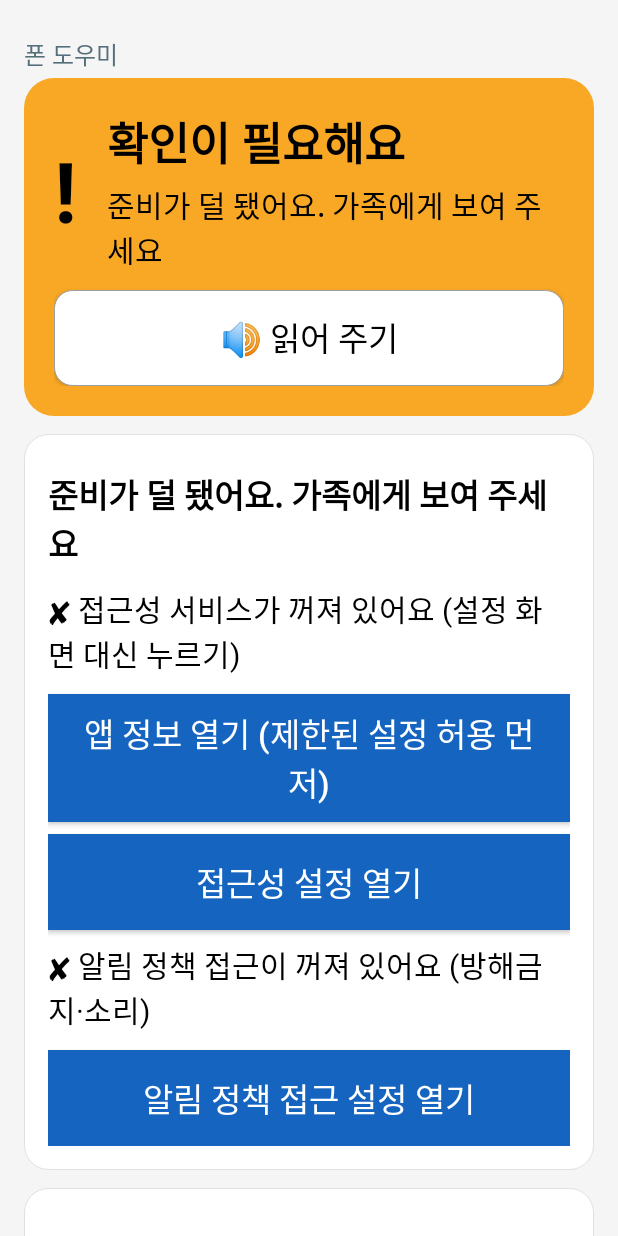
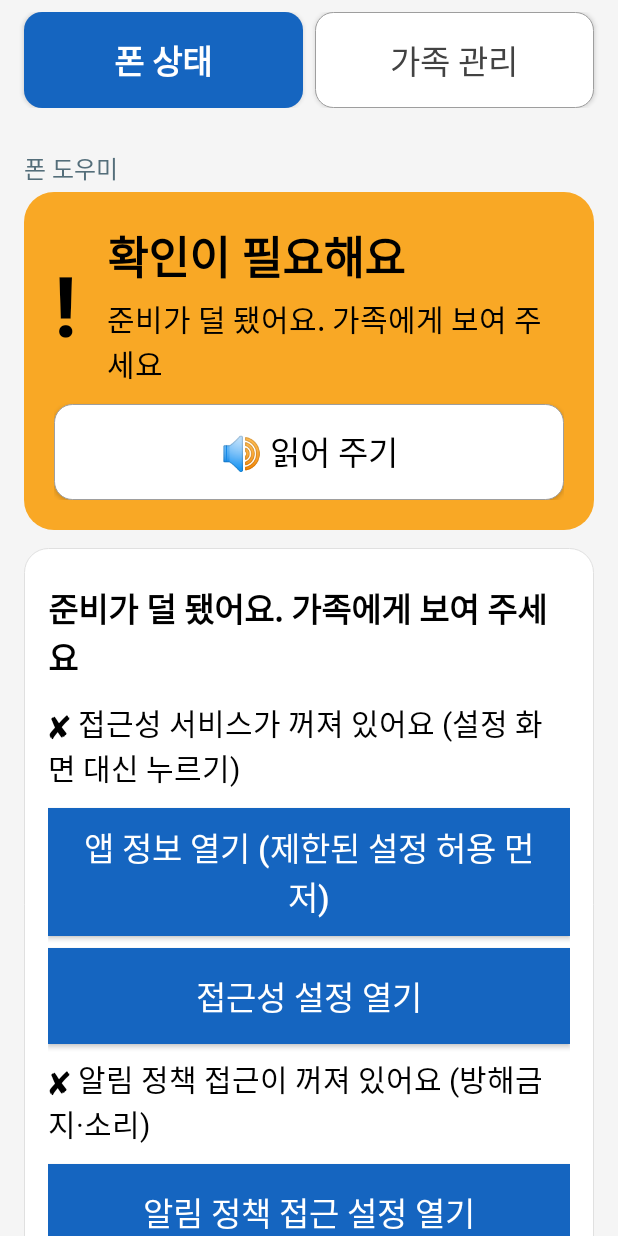
Before and after one commit to hyundo32-copilot/parents-phone-agent, an Android app: the screen it shows after launch (MainActivity), on a phone screen of 412 x 824 dp. Run offline under Robolectric (Android 15) with nearby library versions, the phone set to English and light mode, and no system bars.

Commit message:
feat: '폰 상태'/'가족 관리' 탭 분리 + 타이틀바 겹침 수정 + Liner 키 입력
- 탭 분리: 폰 상태(부모님용: 상태·점검·결과) / 가족 관리(기준 다시 찍기·Liner 키·설정)
- 상태 표시줄만큼 상단 여백 추가해 탭 버튼이 타이틀바 가리는 문제 수정
- 가족 관리 탭에 Liner API 키 입력창 + 동작 확인 버튼 추가 (키는 기기에만 저장, 빌드 주입 키보다 우선)
- 점검 후 배너 잔상 수정 (돌아올 때 배너 다시 그림)
- 테스트 307개 통과

```diff
--- a/app/src/main/kotlin/com/hyundo/parentsagent/android/AgentRuntime.kt
+++ b/app/src/main/kotlin/com/hyundo/parentsagent/android/AgentRuntime.kt
@@ -32,10 +32,13 @@ object AgentRuntime {
         store = Store(app)
         reader = SettingsReader(app)
         announcer = Announcer(app)
-        liner = LinerClient(AppConfig.linerApiKey)
+        // 앱 안에서 입력한 키가 있으면 빌드 때 주입된 키보다 우선한다.
+        liner = LinerClient(store.linerApiKey.ifBlank { AppConfig.linerApiKey })
         val telegram = TelegramClient(AppConfig.telegramBotToken, AppConfig.telegramChatId)
+        // liner를 항상 넘긴다: 키가 없을 때는 요약이 안 돼 원문을 보내고,
+        // 앱 안에서 키를 나중에 입력하면 같은 클라이언트가 바로 요약을 시작한다.
         sender = EscalationSender(
-            liner.takeIf { it.configured }, telegram, store.outbox(),
+            liner, telegram, store.outbox(),
             onPermanentError = { store.appendLog(it) },
             persistOutbox = { store.saveOutbox(it) },
         )
@@ -53,6 +56,14 @@ object AgentRuntime {
             returner = AccessibilityAppReturner,
         )
         initialized = true
+    }
+
+    /** 앱 안에서 입력한 Liner 키를 저장하고, 이미 만들어진 클라이언트에 바로 반영한다. */
+    @Synchronized
+    fun setLinerKey(key: String) {
+        if (!::store.isInitialized) return
+        store.linerApiKey = key
+        if (::liner.isInitialized) liner.updateKey(key)
     }
 
     /**
--- a/app/src/main/kotlin/com/hyundo/parentsagent/android/MainActivity.kt
+++ b/app/src/main/kotlin/com/hyundo/parentsagent/android/MainActivity.kt
@@ -7,9 +7,11 @@ import android.content.Context
 import android.content.Intent
 import android.graphics.Color
 import android.net.Uri
+import android.os.Build
 import android.os.Bundle
 import android.provider.Settings
 import android.view.View
+import android.view.WindowInsets
 import android.view.accessibility.AccessibilityManager
 import android.widget.EditText
 import android.widget.LinearLayout
@@ -19,6 +21,7 @@ import android.widget.TextView
 import com.hyundo.parentsagent.BuildConfig
 import com.hyundo.parentsagent.core.CheckSummary
 import com.hyundo.parentsagent.core.LogPresentation
+import com.hyundo.parentsagent.core.MainTab
 import com.hyundo.parentsagent.core.ResultNote
 import com.hyundo.parentsagent.core.ResultNotes
 import com.hyundo.parentsagent.core.SpeechText
@@ -37,12 +40,13 @@ import java.util.Locale
 class MainActivity : android.app.Activity() {
     private lateinit var content: LinearLayout
     private lateinit var scroll: ScrollView
-    // 펼침 상태는 render()가 뷰를 다시 만들어도 유지한다. 저장은 안 해서 앱을 다시 켜면 닫힌 채 시작한다 (데모 모드면 펼친 채).
-    private var adminOpen = false
-    private var manageOpen = false
+    // 전체 기록 펼침 상태는 render()가 뷰를 다시 만들어도 유지한다. 저장은 안 해서 앱을 다시 켜면 닫힌 채 시작한다.
     private var logOpen = false
     private lateinit var banner: LinearLayout
     private lateinit var bannerText: TextView
+    /** 배너 바로 아래 탭 줄. 선택이 바뀌면 [renderTabBar]가 칸을 다시 만든다. 고른 탭은 Store에 저장된다. */
+    private lateinit var tabBar: LinearLayout
+    private var tab = MainTab.DEFAULT
     private val statusListener: () -> Unit = { renderBanner() }
     // Announcer는 프로세스 공유라 화면이 shutdown 하지 않는다. 화면이 시작한 발화(읽어 주기·끝 음성)만 onPause에서 멈춘다.
     private var resumed = false
@@ -51,6 +55,10 @@ class MainActivity : android.app.Activity() {
     private var checking = false
     /** 가족 영역 버튼 바로 아래 피드백 (기준 저장·다시 보내기). 맨 위 결과 카드로는 쓰지 않는다. */
     private var familyNote: ResultNote? = null
+
+    /** 관리용 Liner 키 입력·동작 확인 피드백. render()가 뷰를 다시 만들어도 유지한다. */
+    private var linerKeyNote: String? = null
+    private var linerKeyChecking = false
 
     private var stepPermissionAsked = false
 
@@ -62,6 +70,11 @@ class MainActivity : android.app.Activity() {
         val root = LinearLayout(this).apply {
             orientation = LinearLayout.VERTICAL
             setBackgroundColor(Color.parseColor(Ui.SCREEN_BG))
+            // targetSdk 36은 엣지-투-엣지가 강제라 맨 위 뷰가 상태 표시줄 밑까지 그려진다. 위쪽(상태 표시줄) 인셋만 루트 위쪽 여백으로 준다.
+            setOnApplyWindowInsetsListener { v, insets ->
+                v.setPadding(v.paddingLeft, statusBarInset(insets), v.paddingRight, v.paddingBottom)
+                insets
+            }
         }
         banner = LinearLayout(this).apply {
             orientation = LinearLayout.VERTICAL
@@ -73,22 +86,35 @@ class MainActivity : android.app.Activity() {
         banner.addView(bannerText)
         banner.addView(Ui.button(this, "중단", Ui.BAD) { StopController.request() }.apply { minimumHeight = Ui.dp(this@MainActivity, 96) })
         root.addView(banner)
+        tabBar = LinearLayout(this).apply {
+            orientation = LinearLayout.HORIZONTAL
+            setPadding(Ui.dp(this@MainActivity, 12), Ui.dp(this@MainActivity, 8), Ui.dp(this@MainActivity, 12), Ui.dp(this@MainActivity, 4))
+        }
+        root.addView(tabBar)
         content = LinearLayout(this).apply {
             orientation = LinearLayout.VERTICAL
             setPadding(Ui.dp(this@MainActivity, 16), Ui.dp(this@MainActivity, 16), Ui.dp(this@MainActivity, 16), Ui.dp(this@MainActivity, 32))
         }
         scroll = ScrollView(this).apply { addView(content) }
         root.addView(scroll)
-        adminOpen = store.demoMode
-        manageOpen = store.demoMode
+        tab = store.mainTab
+        renderTabBar()
         setContentView(root)
     }
+
+    @Suppress("DEPRECATION")
+    private fun statusBarInset(insets: WindowInsets): Int =
+        if (Build.VERSION.SDK_INT >= Build.VERSION_CODES.R) insets.getInsets(WindowInsets.Type.statusBars()).top
+        else insets.systemWindowInsetTop
 
     override fun onResume() {
         super.onResume()
         resumed = true
         StatusBus.addListener(statusListener)
         render()
+        // 화면이 멈춰 있는 동안 점검이 끝나 idle()이 불려도 리스너가 없어 배너가 낡은 채 남는다. 돌아오면 배너를 다시 그린다.
+        // render() 안에 넣지 말 것: renderBanner()가 배너가 없을 때 render()를 부르므로 무한 반복이 된다.
+        renderBanner()
         if (!store.consented) askConsent() else requestStepPermissionOnce()
     }
 
@@ -105,6 +131,23 @@ class MainActivity : android.app.Activity() {
         ownSpeechId = null
         StatusBus.removeListener(statusListener)
         super.onPause()
+    }
+
+    private fun renderTabBar() {
+        tabBar.removeAllViews()
+        MainTab.entries.forEach { t ->
+            tabBar.addView(Ui.tabButton(this, t.label, t == tab) { selectTab(t) })
+        }
+    }
+
+    private fun selectTab(t: MainTab) {
+        if (t == tab) return
+        if (tab == MainTab.FAMILY) familyNote = null
+        tab = t
+        store.mainTab = t
+        renderTabBar()
+        scroll.scrollTo(0, 0)
+        render()
     }
 
     private fun renderBanner() {
@@ -138,7 +181,9 @@ class MainActivity : android.app.Activity() {
         val snap = store.snapshot()
         val pausedKeys = store.history().pausedKeys()
 
-        // 부모님 영역(카드별): 상태 → (데모 띠) → 권한 안내 → 큰 버튼 2개 → 할 일 안내 → 최근 고친 일 → 취침 시간
+        when (tab) {
+            MainTab.PHONE_STATUS -> {
+                // 폰 상태 탭(부모님용): 상태(+데모 띠) → 점검 중 안내 → 결과 → 권한 안내 → 큰 버튼 2개 → 할 일 안내 → 최근 고친 일 → 취침 시간
                 renderStatusCard(accOn, policyOn, snap != null, pausedKeys.size)
                 renderCheckingNotice()
                 renderResultCard()
@@ -147,10 +192,13 @@ class MainActivity : android.app.Activity() {
                 renderTodoCards(snap != null, pausedKeys)
                 renderRecent()
                 renderSleepTime(snap)
-        // 가족·관리용 (각각 카드 안의 접힘 영역)
-        content.addView(Ui.divider(this, "아래는 가족이 관리하는 부분이에요"))
+            }
+            MainTab.FAMILY -> {
+                // 가족 관리 탭: 가족 영역(기준·다시 찍기·못 보낸 알림) → 관리용 카드(권한·기록 / 데모 / Liner 키), 모두 바로 보인다
                 renderFamily(snap)
                 renderAdmin(accOn, policyOn)
+            }
+        }
         scroll.post { scroll.scrollTo(0, scrollY) }
     }
 
@@ -234,7 +282,7 @@ class MainActivity : android.app.Activity() {
         if (!hasBaseline) {
             val card = Ui.card(this)
             card.addView(Ui.text(this, "아직 기준이 없어요", 22f, bold = true))
-            card.addView(Ui.text(this, "가족이 폰이 정상일 때 기준을 찍어 줘야 해요. 아래 [가족·관리용]에서 해요."))
+            card.addView(Ui.text(this, "가족이 폰이 정상일 때 기준을 찍어 줘야 해요. [가족 관리] 탭에서 해요."))
             content.addView(card)
         }
         if (pausedKeys.isNotEmpty()) {
@@ -267,7 +315,7 @@ class MainActivity : android.app.Activity() {
         content.addView(card)
     }
 
-    /** 가족 영역: 기준 상태, 기준 다시 찍기, 못 보낸 알림. 길게 눌러야 열린다. */
+    /** 가족 영역: 기준 상태, 기준 다시 찍기, 못 보낸 알림. 탭 자체가 가족용이라 길게 누르기 없이 바로 보인다. */
     private fun renderFamily(snap: Snapshot?) {
         val body = LinearLayout(this).apply { orientation = LinearLayout.VERTICAL }
         val c = this
@@ -294,20 +342,14 @@ class MainActivity : android.app.Activity() {
         familyNote?.let { n ->
             body.addView(Ui.text(c, n.text, 18f, bold = true).apply { accessibilityLiveRegion = View.ACCESSIBILITY_LIVE_REGION_POLITE })
         }
-        content.addView(
-            Ui.card(
-                c,
-                Ui.collapsible(
-                    c, "▸ 가족용 (길게 눌러서 열기)", "▾ 가족용 (눌러서 닫기)", adminOpen,
-                    longPressToOpen = true, onToggle = { adminOpen = it; if (!it) familyNote = null }, body = body,
-                ),
-            ),
-        )
+        content.addView(Ui.card(c, body))
     }
 
+    /** 관리용: 탭 자체가 가족용이라 접힘·길게 누르기 없이 카드로 바로 보인다 (전체 기록만 짧게 눌러 여는 접힘). */
     private fun renderAdmin(accOn: Boolean, policyOn: Boolean) {
         val body = LinearLayout(this).apply { orientation = LinearLayout.VERTICAL }
         val c = this
+        body.addView(Ui.text(c, "관리용", 22f, bold = true))
 
         // 권한 한 줄 (꺼져 있으면 위쪽 안내 카드에 이미 나온다)
         if (accOn && policyOn) body.addView(Ui.text(c, "✔ 접근성 켜짐 · ✔ 알림 정책 켜짐", 18f))
@@ -331,9 +373,12 @@ class MainActivity : android.app.Activity() {
             Ui.collapsible(c, "▸ 전체 기록 (최근 20건)", "▾ 전체 기록 (최근 20건)", logOpen, longPressToOpen = false, onToggle = { logOpen = it }, body = logBody),
         )
 
+        content.addView(Ui.card(c, body))
+
         // 데모 / 개발
-        body.addView(Ui.text(c, "데모 설정", 22f, bold = true))
-        body.addView(
+        val demoBody = LinearLayout(this).apply { orientation = LinearLayout.VERTICAL }
+        demoBody.addView(Ui.text(c, "데모 설정", 22f, bold = true))
+        demoBody.addView(
             Switch(c).apply {
                 textSize = 20f
                 isChecked = store.demoMode
@@ -342,23 +387,65 @@ class MainActivity : android.app.Activity() {
             },
         )
         // 장시간 통화 감지는 2단계. 1단계에서는 임계값을 저장·표시만 한다.
-        body.addView(Ui.text(c, "장시간 통화 기준: ${Thresholds.of(store.demoMode).longCallMinutes}분 (감지는 2단계에서 동작)", 18f))
+        demoBody.addView(Ui.text(c, "장시간 통화 기준: ${Thresholds.of(store.demoMode).longCallMinutes}분 (감지는 2단계에서 동작)", 18f))
         if (BuildConfig.DEBUG) {
-            body.addView(Ui.manageButton(c, "장애 주입 메뉴 (데모·테스트용)") {
+            demoBody.addView(Ui.manageButton(c, "장애 주입 메뉴 (데모·테스트용)") {
                 startActivity(Intent(this, FaultInjectionActivity::class.java))
             })
         }
-        body.addView(Ui.text(c, "Liner 키 ${if (AppConfig.linerApiKey.isBlank()) "없음" else "있음"} · 텔레그램 ${if (AppConfig.telegramBotToken.isBlank() || AppConfig.telegramChatId.isBlank()) "없음" else "있음"}", 14f))
+        content.addView(Ui.card(c, demoBody))
 
-        content.addView(
-            Ui.card(
-                c,
-                Ui.collapsible(
-                    c, "▸ 관리용 (길게 눌러서 열기)", "▾ 관리용 (눌러서 닫기)", manageOpen,
-                    longPressToOpen = true, onToggle = { manageOpen = it }, body = body,
-                ),
-            ),
+        val linerBody = LinearLayout(this).apply { orientation = LinearLayout.VERTICAL }
+        // Liner API 키 (앱 안에서 입력, 기기에만 저장한다. 빌드 때 주입된 키보다 우선한다)
+        val effectiveKey = store.linerApiKey.ifBlank { AppConfig.linerApiKey }
+        linerBody.addView(Ui.text(c, "Liner 키 ${if (effectiveKey.isBlank()) "없음" else "있음"} · 텔레그램 ${if (AppConfig.telegramBotToken.isBlank() || AppConfig.telegramChatId.isBlank()) "없음" else "있음"}", 14f))
+        linerBody.addView(Ui.text(c, "Liner API 키", 22f, bold = true))
+        val keyInput = EditText(c).apply {
+            hint = "Liner API 키를 입력하세요"
+            textSize = 18f
+            inputType = android.text.InputType.TYPE_CLASS_TEXT or android.text.InputType.TYPE_TEXT_VARIATION_PASSWORD
+            setText(store.linerApiKey)
+            layoutParams = LinearLayout.LayoutParams(
+                LinearLayout.LayoutParams.MATCH_PARENT, LinearLayout.LayoutParams.WRAP_CONTENT,
+            ).apply { topMargin = Ui.dp(c, 8) }
+        }
+        linerBody.addView(keyInput)
+        linerBody.addView(Ui.manageButton(c, "저장") {
+            val key = keyInput.text.toString().trim()
+            AgentRuntime.setLinerKey(key)
+            linerKeyChecking = false
+            linerKeyNote = if (key.isBlank()) "Liner 키를 지웠어요" else "Liner 키를 저장했어요. [동작 확인]을 눌러 확인해 주세요"
+            render()
+        })
+        linerBody.addView(Ui.manageButton(c, "동작 확인") {
+            if (linerKeyChecking) return@manageButton
+            val key = keyInput.text.toString().trim()
+            if (key.isBlank()) {
+                linerKeyNote = "키를 먼저 입력해 주세요"
+                render()
+                return@manageButton
+            }
+            // 입력한 키를 저장하고, 그 키로 실제 분류 호출을 해본다
+            AgentRuntime.setLinerKey(key)
+            linerKeyChecking = true
+            linerKeyNote = null
+            render()
+            AgentRuntime.async {
+                val result = runCatching { AgentRuntime.liner.classify("문자가 안 와요") }
+                runOnUiThread {
+                    linerKeyChecking = false
+                    linerKeyNote = result.fold(
+                        onSuccess = { s -> "동작 확인됨: '${s.label}'로 분류됐어요" },
+                        onFailure = { e -> "동작 확인 실패: ${linerTestError(e)}" },
                     )
+                    render()
+                }
+            }
+        })
+        if (linerKeyChecking) linerBody.addView(Ui.text(c, "확인하는 중이에요…", 18f))
+        linerKeyNote?.let { linerBody.addView(Ui.text(c, it, 18f, bold = true)) }
+
+        content.addView(Ui.card(c, linerBody))
     }
 
     /** 멈춘 항목을 다시 켠다. 점검과 같은 실행 줄(executor)에서 해서 진행 중인 점검의 기록 저장과 엇갈리지 않게 한다. */
@@ -468,6 +555,17 @@ class MainActivity : android.app.Activity() {
             .getEnabledAccessibilityServiceList(android.accessibilityservice.AccessibilityServiceInfo.FEEDBACK_ALL_MASK)
             .any { it.resolveInfo.serviceInfo.packageName == packageName }
 
+    /** 동작 확인 실패를 사람이 읽을 말로 바꾼다. 키·URL은 넣지 않는다. */
+    private fun linerTestError(e: Throwable): String = when (e) {
+        is com.hyundo.parentsagent.net.HttpStatusException -> when (e.code) {
+            401 -> "키가 틀렸어요 (HTTP 401). 키를 다시 확인해 주세요"
+            429 -> "호출이 너무 많아요. 잠시 뒤 다시 해 주세요"
+            else -> "Liner가 거부했어요 (HTTP ${e.code})"
+        }
+        is java.io.IOException -> "망에 연결할 수 없어요. 와이파이·데이터를 확인해 주세요"
+        else -> "오류: ${e.message}"
+    }
+
     private fun copyAdminLog() {
         val text = LogPresentation.adminCopyText(store.log(), 20)
         val cm = getSystemService(Context.CLIPBOARD_SERVICE) as ClipboardManager
--- a/app/src/main/kotlin/com/hyundo/parentsagent/android/Store.kt
+++ b/app/src/main/kotlin/com/hyundo/parentsagent/android/Store.kt
@@ -4,6 +4,7 @@ import android.content.Context
 import com.hyundo.parentsagent.core.LastCheckGrade
 import com.hyundo.parentsagent.core.LogEntry
 import com.hyundo.parentsagent.core.LogKind
+import com.hyundo.parentsagent.core.MainTab
 import com.hyundo.parentsagent.core.ResultNote
 import com.hyundo.parentsagent.core.ResultNotes
 import com.hyundo.parentsagent.core.RestoreHistory
@@ -25,6 +26,16 @@ class Store(context: Context) : CheckStore {
     var demoMode: Boolean
         get() = p.getBoolean("demoMode", false)
         set(v) = p.edit().putBoolean("demoMode", v).apply()
+
+    /** 메인 화면에서 마지막으로 고른 탭. 화면이 다시 만들어져도 유지한다. */
+    var mainTab: MainTab
+        get() = MainTab.parse(p.getString("mainTab", null))
+        set(v) = p.edit().putString("mainTab", v.name).apply()
+
+    /** 앱 안에서 직접 입력한 Liner API 키. 빌드 때 주입된 키보다 우선한다. 기기 안에만 저장한다. */
+    var linerApiKey: String
+        get() = p.getString("linerApiKey", "") ?: ""
+        set(v) = p.edit().putString("linerApiKey", v).apply()
 
     override var lastCheckMillis: Long
         get() = p.getLong("lastCheck", 0L)
--- a/app/src/main/kotlin/com/hyundo/parentsagent/android/Ui.kt
+++ b/app/src/main/kotlin/com/hyundo/parentsagent/android/Ui.kt
@@ -109,6 +109,21 @@ object Ui {
         background = rounded(c, "#FFFFFF", radiusDp = 12, strokeColor = GREY_STROKE)
         minimumHeight = dp(c, 64)
         layoutParams = fullWidth(c, 8)
+        setOnClickListener { onClick() }
+    }
+
+    /** 메인 화면 탭 한 칸. 고른 탭은 파랑 바탕·흰 글씨, 나머지는 흰 바탕·회색 테두리. 가로를 반씩 나눠 쓴다. */
+    fun tabButton(c: Context, s: String, selected: Boolean, onClick: () -> Unit) = Button(c).apply {
+        text = s
+        textSize = 22f
+        isAllCaps = false
+        setTypeface(typeface, if (selected) android.graphics.Typeface.BOLD else android.graphics.Typeface.NORMAL)
+        setTextColor(if (selected) Color.WHITE else Color.parseColor(GREY_TEXT))
+        background = if (selected) rounded(c, PRIMARY, radiusDp = 12) else rounded(c, "#FFFFFF", radiusDp = 12, strokeColor = GREY_STROKE)
+        minimumHeight = dp(c, 64)
+        isSelected = selected
+        layoutParams = LinearLayout.LayoutParams(0, ViewGroup.LayoutParams.WRAP_CONTENT, 1f)
+            .apply { marginStart = dp(c, 4); marginEnd = dp(c, 4) }
         setOnClickListener { onClick() }
     }
 
--- /dev/null
+++ b/app/src/main/kotlin/com/hyundo/parentsagent/core/MainTab.kt
@@ -0,0 +1,13 @@
+package com.hyundo.parentsagent.core
+
+/** 메인 화면 탭. 기본은 부모님용 [PHONE_STATUS]. 저장된 값이 없거나 깨졌으면 기본으로 돌아간다. */
+enum class MainTab(val label: String) {
+    PHONE_STATUS("폰 상태"),
+    FAMILY("가족 관리");
+
+    companion object {
+        val DEFAULT = PHONE_STATUS
+
+        fun parse(raw: String?): MainTab = entries.firstOrNull { it.name == raw } ?: DEFAULT
+    }
+}
--- a/app/src/main/kotlin/com/hyundo/parentsagent/net/LinerClient.kt
+++ b/app/src/main/kotlin/com/hyundo/parentsagent/net/LinerClient.kt
@@ -12,13 +12,18 @@ class HttpStatusException(val code: Int, val retryAfterSec: Long? = null) : IOEx
 
 /** Liner 모델 API. 증상 분류와 에스컬레이션 요약만 한다. 조작 결정에는 쓰지 않는다. */
 class LinerClient(
-    private val apiKey: String,
+    private var apiKey: String,
     private val transport: HttpTransport = UrlConnectionTransport(),
     private val sleeper: Sleeper = ThreadSleeper,
     private val baseUrl: String = LinerRequests.BASE_URL,
     private val timeoutMs: Int = 20_000,
 ) {
     val configured: Boolean get() = apiKey.isNotBlank()
+
+    /** 앱 안에서 나중에 입력한 키로 바꾼다. 이미 만들어진 클라이언트도 바로 새 키를 쓴다. */
+    fun updateKey(key: String) {
+        apiKey = key
+    }
 
     /** 분류 실패(망·키 없음)는 예외로 알린다. 호출자는 OTHER 흐름으로 넘어간다. */
     @Throws(IOException::class)
```
Also changed, not shown: 3 other files. Lines whose indentation alone changed are shown as unchanged.
